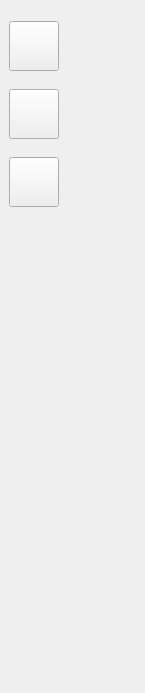
This is WidgetMain/mainApp/leftToolsBar/toolsbar.ui in Easter112/Qtqq as Qt 5 draws it before an edit. The edited form follows.
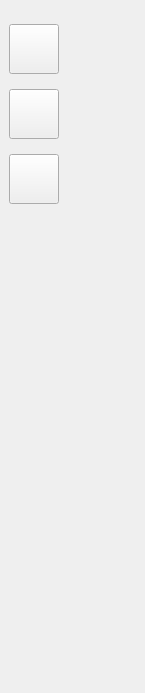
This is the edited form. Icons and pictures are not drawn.

What changed in the file:
```diff
--- a/WidgetMain/mainApp/leftToolsBar/toolsbar.ui
+++ b/WidgetMain/mainApp/leftToolsBar/toolsbar.ui
@@ -40,7 +40,19 @@
    </property>
    <item>
     <widget class="QWidget" name="widget" native="true">
+     <widget class="QWidget" name="">
+      <property name="geometry">
+       <rect>
+        <x>9</x>
+        <y>24</y>
+        <width>52</width>
+        <height>182</height>
+       </rect>
+      </property>
      <layout class="QVBoxLayout" name="verticalLayout">
+       <property name="spacing">
+        <number>15</number>
+       </property>
       <item>
        <widget class="QPushButton" name="pushButton">
         <property name="sizePolicy">
@@ -159,6 +171,7 @@
        </widget>
       </item>
      </layout>
+     </widget>
     </widget>
    </item>
    <item>
```
Lines whose indentation alone changed are shown as unchanged.
